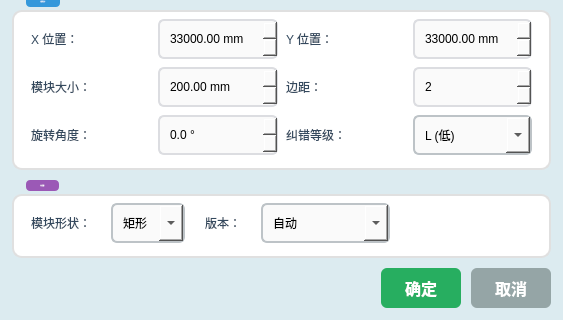
Old version of the form librecad/src/OCRdemo/QRCodeDialog.ui in the repository Hcj1108/Librecad_AFP5000; both pictures show x 0 to 563 and y 250 to 570 of the 563 by 570 pixel window.
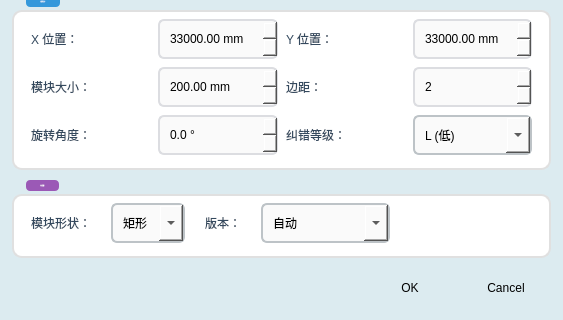
New version of the form. Icons and pictures are not drawn.

```diff
--- a/librecad/src/OCRdemo/QRCodeDialog.ui
+++ b/librecad/src/OCRdemo/QRCodeDialog.ui
@@ -436,28 +436,10 @@
     </widget>
    </item>
    <item>
-    <layout class="QHBoxLayout" name="buttonRow">
-     <property name="spacing">
-      <number>10</number>
-     </property>
-     <item>
-      <spacer name="btnSpacer">
-       <property name="orientation">
-        <enum>Qt::Orientation::Horizontal</enum>
-       </property>
-       <property name="sizeHint" stdset="0">
-        <size>
-         <width>40</width>
-         <height>20</height>
-        </size>
-       </property>
-      </spacer>
-     </item>
-     <item>
-      <widget class="QPushButton" name="okBtn">
+    <widget class="QDialogButtonBox" name="buttonBox">
        <property name="minimumSize">
         <size>
-         <width>80</width>
+       <width>0</width>
          <height>40</height>
         </size>
        </property>
@@ -469,41 +451,19 @@
         </font>
        </property>
        <property name="styleSheet">
-        <string notr="true">QPushButton{background: #27ae60; color: white; border-radius: 6px; padding: 8px 24px;}
-QPushButton:hover{background: #219a52;}
-QPushButton:pressed{background: #1e8449;}</string>
-       </property>
-       <property name="text">
-        <string>确定</string>
-       </property>
-      </widget>
-     </item>
-     <item>
-      <widget class="QPushButton" name="cancelBtn">
-       <property name="minimumSize">
-        <size>
-         <width>80</width>
-         <height>40</height>
-        </size>
-       </property>
-       <property name="font">
-        <font>
-         <family>Microsoft YaHei</family>
-         <pointsize>12</pointsize>
-         <bold>true</bold>
-        </font>
-       </property>
-       <property name="styleSheet">
-        <string notr="true">QPushButton{background: #95a5a6; color: white; border-radius: 6px; padding: 8px 24px;}
-QPushButton:hover{background: #7f8c8d;}
-QPushButton:pressed{background: #717d7e;}</string>
-       </property>
-       <property name="text">
-        <string>取消</string>
-       </property>
-      </widget>
-     </item>
-    </layout>
+      <string notr="true">QPushButton{font: bold 12px &quot;Microsoft YaHei&quot;; padding: 1px 20px; border-radius: 6px; min-width: 50px;}
+QPushButton[text=&quot;OK&quot;], QPushButton[text=&quot;确定&quot;]{background: #3498db; color: white;}
+QPushButton[text=&quot;OK&quot;]:hover, QPushButton[text=&quot;确定&quot;]:hover{background: #2980b9;}
+QPushButton[text=&quot;Cancel&quot;], QPushButton[text=&quot;取消&quot;]{background: #95a5a6; color: white;}
+QPushButton[text=&quot;Cancel&quot;]:hover, QPushButton[text=&quot;取消&quot;]:hover{background: #7f8c8d;}</string>
+     </property>
+     <property name="standardButtons">
+      <set>QDialogButtonBox::StandardButton::Cancel|QDialogButtonBox::StandardButton::Ok</set>
+     </property>
+     <property name="centerButtons">
+      <bool>false</bool>
+     </property>
+    </widget>
    </item>
   </layout>
  </widget>
```
Left out of the diff: 1 changed line with no effect on the pictures. Lines whose indentation alone changed are shown as unchanged.
